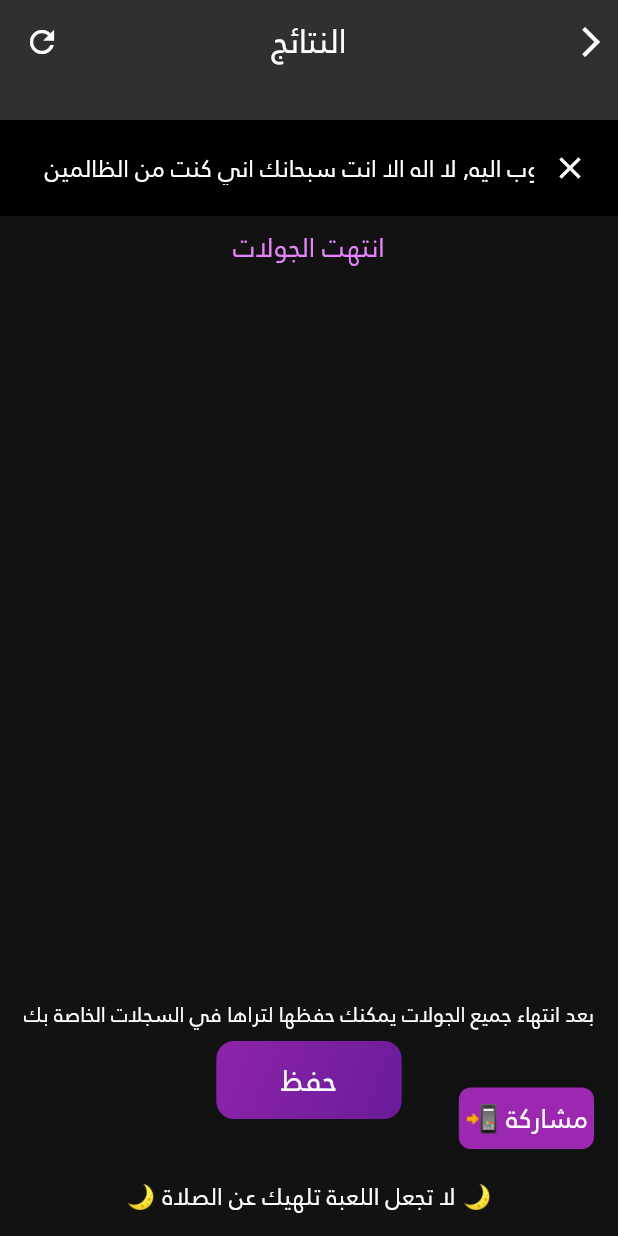
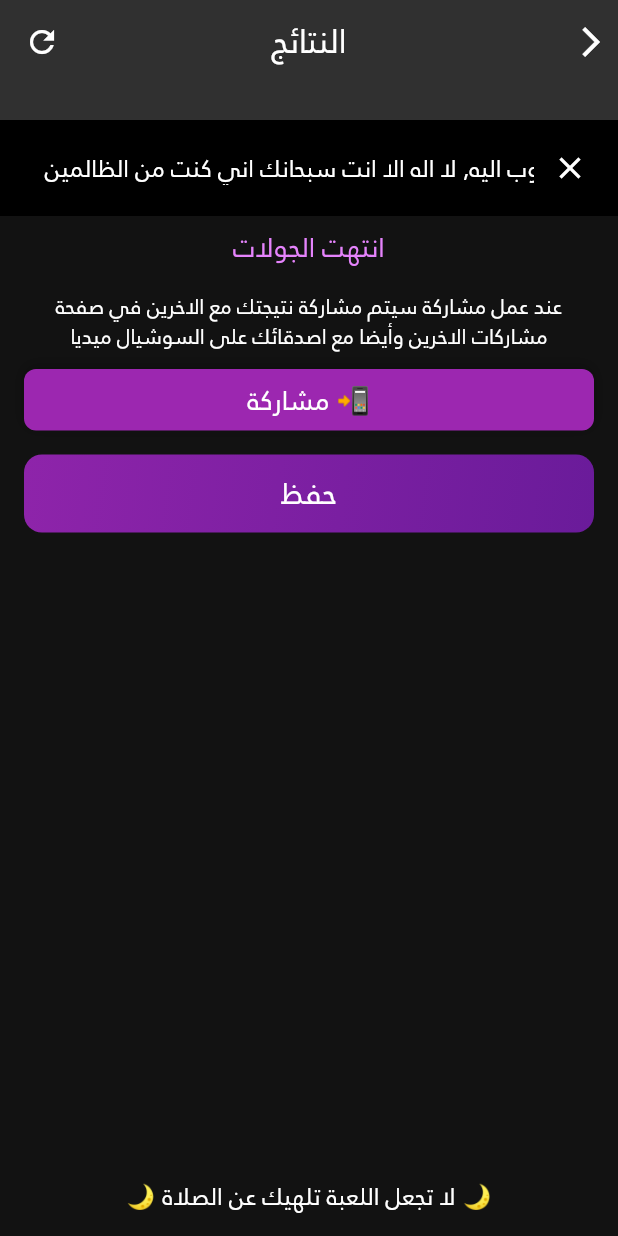
Before and after one commit to mohamedmagdy97/screw_new, a Flutter app: the Dashboard screen opened directly with empty values, on a phone screen of 412 x 824 dp. Run offline on Flutter 3.47's test engine with Material 3 defaults, Android fonts, the phone set to English and light mode, and no system bars; drawn by our look-alikes of screenshot; our stand-ins replace chewie, cloud_firestore, confetti, device_info_plus, equatable, firebase_core and 14 more; missing offline and left inert: app_settings; accounts and stored records are empty.

Commit message:
handle share screen

```diff
--- a/lib/screens/dashboard/dashboard.dart
+++ b/lib/screens/dashboard/dashboard.dart
@@ -5,7 +5,6 @@ import 'package:screenshot/screenshot.dart';
 import 'package:screw_calculator/components/bottom_nav_text.dart';
 import 'package:screw_calculator/components/custom_button.dart';
 import 'package:screw_calculator/components/custom_text.dart';
-import 'package:screw_calculator/components/dox_decoration.dart';
 import 'package:screw_calculator/components/fade_animation.dart';
 import 'package:screw_calculator/generated/assets.dart';
 import 'package:screw_calculator/models/player_model.dart';
@@ -14,6 +13,7 @@ import 'package:screw_calculator/screens/dashboard/dashboard_data.dart';
 import 'package:screw_calculator/screens/dashboard/widgets/add_value_dialog.dart';
 import 'package:screw_calculator/screens/dashboard/widgets/dashboard_appbar.dart';
 import 'package:screw_calculator/screens/dashboard/widgets/marquee_bar.dart';
+import 'package:screw_calculator/screens/dashboard/widgets/share_screen_btn.dart';
 import 'package:screw_calculator/screens/home/home_data.dart';
 import 'package:screw_calculator/utility/Enums.dart' as enums;
 import 'package:screw_calculator/utility/app_theme.dart';
@@ -46,11 +46,6 @@ class _DashboardState extends State<Dashboard> {
     _controller = ConfettiController(duration: const Duration(seconds: 5));
 
     super.initState();
-  }
-
-  @override
-  void didChangeDependencies() {
-    super.didChangeDependencies();
   }
 
   @override
@@ -112,23 +107,6 @@ class _DashboardState extends State<Dashboard> {
           ),
           backgroundColor: AppColors.bg,
           bottomNavigationBar: const BottomNavigationText(),
-          floatingActionButton: InkWell(
-            onTap: () => dashboardData.captureAndShare(context),
-            child: Container(
-              padding: EdgeInsets.symmetric(horizontal: 4, vertical: 8),
-              decoration: customBoxDecoration(
-                borderRadius: 8,
-                color: AppColors.mainColor,
-              ),
-
-              // shape: Border.all(color: AppColors.red),
-              // extendedPadding: const EdgeInsets.symmetric(horizontal: 8),
-              // heroTag: null,
-              child:
-                  // Text("📲")
-                  const CustomText(text: '📲 مشاركة', fontSize: 18),
-            ),
-          ),
           body: Column(
             children: [
               MarqueeBar(dashboardData: dashboardData),
@@ -137,16 +115,12 @@ class _DashboardState extends State<Dashboard> {
                 child: Stack(
                   alignment: Alignment.center,
                   children: [
-                    Screenshot(
-                      controller: dashboardData.screenshotController,
-                      child: Directionality(
+                    Directionality(
                       textDirection: TextDirection.rtl,
                       child: Column(
                         children: [
                           CustomText(
-                              text: gw == 10
-                                  ? 'انتهت الجولات'
-                                  : 'الجولة رقم $gw',
+                            text: gw == 10 ? 'انتهت الجولات' : 'الجولة رقم $gw',
                             color: AppColors.mainColorLight,
                             fontSize: 18,
                           ),
@@ -158,6 +132,11 @@ class _DashboardState extends State<Dashboard> {
                                       horizontal: 16,
                                       vertical: 1,
                                     ),
+                                    child: Column(
+                                      children: [
+                                        Screenshot(
+                                          controller: dashboardData
+                                              .screenshotController,
                                           child: Column(
                                             children: widget.players
                                                 .map(
@@ -175,6 +154,17 @@ class _DashboardState extends State<Dashboard> {
                                             // ),
                                           ),
                                         ),
+
+                                        ShareScreenBtn(
+                                          dashboardData: dashboardData,
+                                        ),
+
+                                        ...widget.fromHistory!
+                                            ? []
+                                            : buildGameSaveSection(),
+                                      ],
+                                    ),
+                                  ),
                                 )
                               : Expanded(
                                   child: SingleChildScrollView(
@@ -183,13 +173,23 @@ class _DashboardState extends State<Dashboard> {
                                       vertical: 1,
                                     ),
                                     child: Column(
+                                      children: [
+                                        Screenshot(
+                                          controller: dashboardData
+                                              .screenshotController,
+                                          child: Column(
                                             spacing: 8,
                                             children: [
-                                          if (dashboardData.teams.isNotEmpty)
-                                            ...dashboardData.teams.map((team) {
+                                              if (dashboardData
+                                                  .teams
+                                                  .isNotEmpty)
+                                                ...dashboardData.teams.map((
+                                                  team,
+                                                ) {
                                                   return FadeSlide(
                                                     child: Container(
-                                                  padding: const EdgeInsets.all(
+                                                      padding:
+                                                          const EdgeInsets.all(
                                                             8,
                                                           ),
                                                       margin:
@@ -197,15 +197,19 @@ class _DashboardState extends State<Dashboard> {
                                                             vertical: 4,
                                                           ),
                                                       decoration: BoxDecoration(
-                                                    color: team == winningTeam
-                                                        ? AppColors.mainColor
-                                                        : Colors.transparent,
+                                                        color:
+                                                            team == winningTeam
+                                                            ? AppColors
+                                                                  .mainColor
+                                                            : Colors
+                                                                  .transparent,
                                                         borderRadius:
                                                             BorderRadius.circular(
                                                               12,
                                                             ),
                                                         border: Border.all(
-                                                      color: AppColors.grayy,
+                                                          color:
+                                                              AppColors.grayy,
                                                         ),
                                                       ),
                                                       child: Column(
@@ -224,8 +228,7 @@ class _DashboardState extends State<Dashboard> {
                                                                 fontSize: 16.sp,
                                                               ),
                                                               Expanded(
-                                                            child:
-                                                                buildPlayerScoresRow(
+                                                                child: buildPlayerScoresRow(
                                                                   team.playerOne,
                                                                 ),
                                                               ),
@@ -247,8 +250,7 @@ class _DashboardState extends State<Dashboard> {
                                                                 fontSize: 16.sp,
                                                               ),
                                                               Expanded(
-                                                            child:
-                                                                buildPlayerScoresRow(
+                                                                child: buildPlayerScoresRow(
                                                                   team.playerTwo,
                                                                 ),
                                                               ),
@@ -270,9 +272,15 @@ class _DashboardState extends State<Dashboard> {
                                             ],
                                           ),
                                         ),
+                                        ShareScreenBtn(
+                                          dashboardData: dashboardData,
+                                        ),
+                                        ...buildGameSaveSectionTeams(),
+                                      ],
+                                    ),
+                                  ),
                                 ),
                         ],
-                        ),
                       ),
                     ),
 
@@ -295,13 +303,54 @@ class _DashboardState extends State<Dashboard> {
                   ],
                 ),
               ),
-              Column(
+
+              // Padding(
+              //   padding: const EdgeInsets.only(
+              //     bottom: 16.0,
+              //     right: 16,
+              //     left: 16,
+              //     top: 8,
+              //   ),
+              //   child: Column(
+              //     spacing: 8,
+              //     children: [
+              //       CustomText(
+              //         text:
+              //             'عند الضغط على مشاركة سيتم مشاركة الاسكور بورد مع الاخرين في صفحة مشاركة الاخرين بالاضافة لامكانية مشاركتها مع اصدقائك على السوشيال ميديا',
+              //         fontSize: 14.sp,
+              //       ),
+              //       InkWell(
+              //         onTap: () => dashboardData.captureAndShare(context),
+              //         child: Container(
+              //           width: 1.sw,
+              //           padding: const EdgeInsets.symmetric(
+              //             horizontal: 4,
+              //             vertical: 8
+              //           ),
+              //           decoration: customBoxDecoration(
+              //             borderRadius: 8,
+              //             color: AppColors.mainColor,
+              //           ),
+              //
+              //           // shape: Border.all(color: AppColors.red),
+              //           // extendedPadding: const EdgeInsets.symmetric(horizontal: 8),
+              //           // heroTag: null,
+              //           child:
+              //               // Text("📲")
+              //               const CustomText(text: '📲 مشاركة', fontSize: 18),
+              //         ),
+              //       ),
+              //     ],
+              //   ),
+              // ),
+              // CustomText(text: "ع", fontSize: fontSize)
+              /*Column(
                 children:
                     enums.ModeClass.mode == enums.GameMode.classic ||
                         widget.fromHistory == true
                     ? buildGameSaveSection()
                     : buildGameSaveSectionTeams(),
-              ),
+              ),*/
             ],
           ),
         ),
@@ -333,6 +382,7 @@ class _DashboardState extends State<Dashboard> {
                     child: CustomText(
                       text: player.name.toString(),
                       fontSize: 20.sp,
+                      height: 1,
                       textAlign: TextAlign.start,
                     ),
                   ),
@@ -340,13 +390,17 @@ class _DashboardState extends State<Dashboard> {
                   ?resWinner.toString() == player.total
                       ? const Image(
                           image: AssetImage(Assets.kingIcon),
-                          height: 25,
-                          width: 25,
+                          height: 20,
+                          width: 20,
                         )
                       : null,
                 ],
               ),
-              const SizedBox(width: 20, child: Divider(color: AppColors.white)),
+              const SizedBox(
+                width: 20,
+                height: 2,
+                child: Divider(color: AppColors.white),
+              ),
               const SizedBox(height: 4),
               buildPlayerScoresRow(player),
             ],
@@ -421,42 +475,30 @@ class _DashboardState extends State<Dashboard> {
 
   List<Widget> buildGameSaveSection() {
     return [
-      const SizedBox(height: 8),
-      CustomText(
-        text: 'بعد انتهاء جميع الجولات يمكنك حفظها لتراها في السجلات الخاصة بك',
-        fontSize: 14.sp,
-      ),
-      const SizedBox(height: 8),
       Padding(
-        padding: const EdgeInsets.only(bottom: 16.0),
+        padding: const EdgeInsets.only(bottom: 4.0),
         child: CustomButton(
           text: 'حفظ',
-          width: 0.3.sw,
-
           onPressed: () => dashboardData.saveGame(widget.players, context),
         ),
       ),
-      const SizedBox(height: 20),
+      const SizedBox(height: 12),
     ];
   }
 
   List<Widget> buildGameSaveSectionTeams() {
     return [
-      const SizedBox(height: 16),
       Padding(
         padding: const EdgeInsets.only(bottom: 16.0),
-
         child: CustomButton(
           text: 'اعادة بدأ الجولة',
-          color: AppColors.textColorTitle,
-          width: 0.45.sw,
           onPressed: () => dashboardData.reloadGame(context, () {
             homeData.clearValues();
             setState(() {});
           }),
         ),
       ),
-      const SizedBox(height: 20),
+      const SizedBox(height: 12),
     ];
   }
 
--- /dev/null
+++ b/lib/screens/dashboard/widgets/share_screen_btn.dart
@@ -0,0 +1,47 @@
+import 'package:flutter/material.dart';
+import 'package:flutter_screenutil/flutter_screenutil.dart';
+import 'package:screw_calculator/components/custom_text.dart';
+import 'package:screw_calculator/components/dox_decoration.dart';
+import 'package:screw_calculator/screens/dashboard/dashboard_data.dart';
+import 'package:screw_calculator/utility/app_theme.dart';
+
+class ShareScreenBtn extends StatelessWidget {
+  const ShareScreenBtn({super.key, required this.dashboardData});
+
+  final DashboardData dashboardData;
+
+  @override
+  Widget build(BuildContext context) {
+    return Padding(
+      padding: const EdgeInsets.only(bottom: 16.0, top: 16),
+      child: Column(
+        spacing: 12,
+        children: [
+          CustomText(
+            text:
+                'عند عمل مشاركة سيتم مشاركة نتيجتك مع الاخرين في صفحة مشاركات الاخرين وأيضا مع اصدقائك على السوشيال ميديا',
+            fontSize: 14.sp,
+          ),
+          InkWell(
+            onTap: () => dashboardData.captureAndShare(context),
+            child: Container(
+              width: 1.sw,
+              padding: const EdgeInsets.symmetric(horizontal: 4, vertical: 8),
+              decoration: customBoxDecoration(
+                borderRadius: 8,
+                color: AppColors.mainColor,
+              ),
+
+              // shape: Border.all(color: AppColors.red),
+              // extendedPadding: const EdgeInsets.symmetric(horizontal: 8),
+              // heroTag: null,
+              child:
+                  // Text("📲")
+                  const CustomText(text: '📲 مشاركة', fontSize: 18),
+            ),
+          ),
+        ],
+      ),
+    );
+  }
+}
--- a/lib/screens/home/widgets/drawer_widget.dart
+++ b/lib/screens/home/widgets/drawer_widget.dart
@@ -102,7 +102,7 @@ class DrawerWidget extends StatelessWidget {
                       Row(
                         children: [
                           CustomText(text: 'version - ', fontSize: 16),
-                          CustomText(text: 'v2.1', fontSize: 13),
+                          CustomText(text: 'v2.2', fontSize: 13),
                         ],
                       ),
                     ],
--- a/pubspec.yaml
+++ b/pubspec.yaml
@@ -4,7 +4,7 @@ description: "A new Flutter project."
 # pub.dev using `flutter pub publish`. This is preferred for private packages.
 publish_to: 'none' # Remove this line if you wish to publish to pub.dev
 
-version: 2.0.1+11
+version: 2.0.2+12
 
 environment:
   sdk: ^3.9.0
```
Also changed, not shown: lib/screens/contact_us/contact_us.dart (+17 -17 lines). Lines whose indentation alone changed are shown as unchanged.
